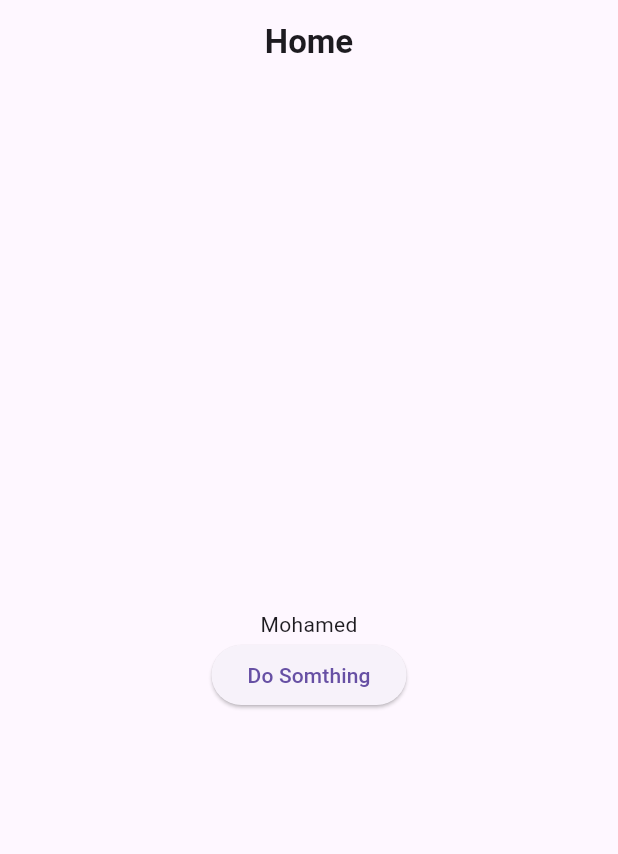
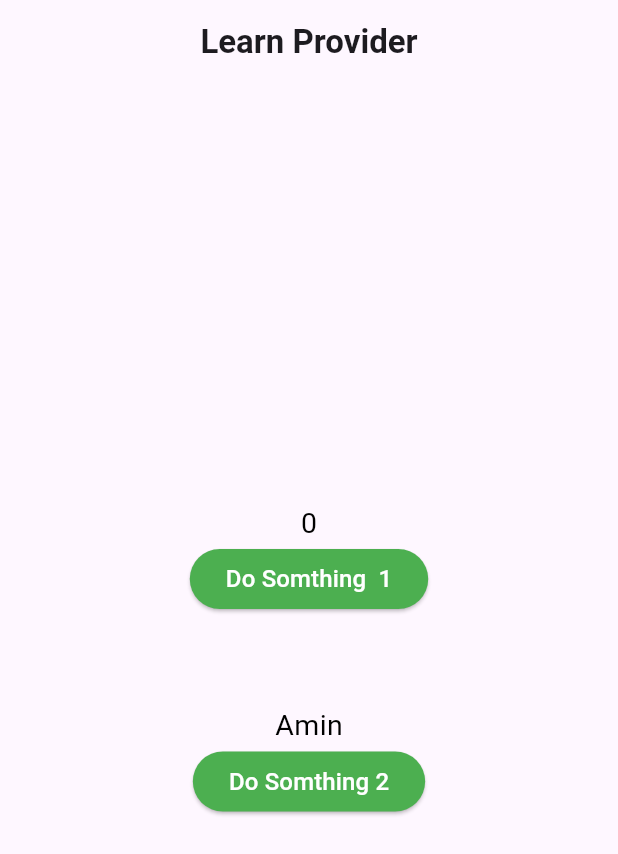
Before and after one commit to medrami-dev/learn_provider, a Flutter app: the screen it shows after launch, on a phone screen of 412 x 824 dp. Shown: the top 854 px of the screen. Run offline on Flutter 3.47's test engine with Material 3 defaults, Android fonts, the phone set to English and light mode, and no system bars.

```diff
--- a/lib/View/home_page.dart
+++ b/lib/View/home_page.dart
@@ -6,40 +6,83 @@ class HomePage extends StatelessWidget {
 
   @override
   Widget build(BuildContext context) {
-    return ChangeNotifierProvider(
-        create: (context) => Model(),
-        child: Scaffold(
+    return Scaffold(
         appBar: AppBar(
           centerTitle: true,
           title: const Text(
-              "Home",
+            "Learn Provider",
             style: TextStyle(fontWeight: FontWeight.bold),
           ),
         ),
-          body: Consumer<Model>(
-            builder: (context, value, child) {
-              return Center(
-                child: Column(
-                    mainAxisAlignment: MainAxisAlignment.center,
-                    children: [
-                      Text(value.name),
-                      ElevatedButton(
-                          onPressed: () {
-                            value.changeName();
-                          },
-                          child: const Text("Do Somthing"))
-                    ]),
-              );
+        body: Container(
+          alignment: Alignment.center,
+          child: Column(mainAxisAlignment: MainAxisAlignment.center, children: [
+            Selector<Model, int>(
+              selector: (context, value) => value.getshowOne,
+              builder: (context, crt1, child) {
+                return Text(crt1.toString(),
+                    style: const TextStyle(color: Colors.black, fontSize: 19));
               },
             ),
+            Consumer<Model>(
+              builder: (context, numOne, child) {
+                return ElevatedButton(
+                    onPressed: () {
+                      numOne.doSomthingOne();
+                    },
+                    style: const ButtonStyle(
+                        backgroundColor:
+                            MaterialStatePropertyAll(Colors.green)),
+                    child: const Text(
+                      "Do Somthing  1",
+                      style: TextStyle(color: Colors.white, fontSize: 16),
+                    ));
+              },
+            ),
+            const SizedBox(
+              height: 60,
+            ),
+            // ? Text
+            Selector<Model, String>(
+              selector: (context, value) => value.getshowTwo,
+              builder: (context, crt2, child) {
+                return Text(crt2,
+                    style: const TextStyle(color: Colors.black, fontSize: 19));
+              },
+            ),
+
+            // ? button
+            Consumer<Model>(builder: (context, nameTwo, widget) {
+              return ElevatedButton(
+                  onPressed: () {
+                    nameTwo.doSomthingTwo();
+                  },
+                  style: const ButtonStyle(
+                      backgroundColor: MaterialStatePropertyAll(Colors.green)),
+                  child: const Text(
+                    "Do Somthing 2",
+                    style: TextStyle(color: Colors.white, fontSize: 16),
+                  ));
+            })
+          ]),
         ));
   }
 }
 
 class Model extends ChangeNotifier {
-  String name = "Mohamed";
-  changeName() {
-    name = "ali";
+  var name1 = 0;
+  var name2 = "Amin";
+
+  get getshowOne => name1;
+  get getshowTwo => name2;
+
+  doSomthingOne() {
+    name1++;
+    notifyListeners();
+  }
+
+  doSomthingTwo() {
+    name2 = "Mohamed 🤍";
     notifyListeners();
   }
 }
--- a/lib/main.dart
+++ b/lib/main.dart
@@ -1,7 +1,9 @@
 import 'package:flutter/material.dart';
 import 'package:learn_provider/View/home_page.dart';
+import 'package:provider/provider.dart';
 
 void main() {
+  Provider.debugCheckInvalidValueType = null;
   runApp(const MainApp());
 }
 
@@ -10,11 +12,14 @@ class MainApp extends StatelessWidget {
 
   @override
   Widget build(BuildContext context) {
-    return MaterialApp(
-        debugShowCheckedModeBanner: false,
-        theme: ThemeData(
-          useMaterial3: true,
-        ),
-        home: const HomePage());
+    return ChangeNotifierProvider(
+      create: (context) => Model(),
+      child: MaterialApp(
+          debugShowCheckedModeBanner: false,
+          theme: ThemeData(
+            useMaterial3: true,
+          ),
+          home: const HomePage()),
+    );
   }
 }
```
Lines whose indentation alone changed are shown as unchanged.
